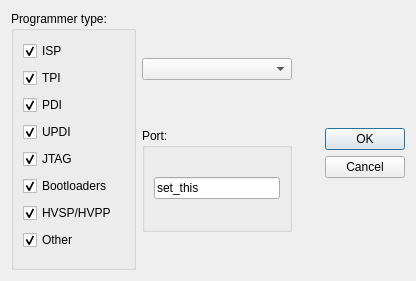
First picture: the form in src/python/programmer.ui, repository avrdudes/avrdude, before the edit.
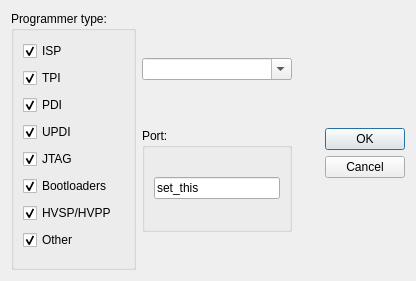
Second picture: the form after the edit.

Commit message:
Allow editing the programmer selection combobox
This offers the same feature as for the device selection: typing
a partial programmer name filters the dropdown list to all
possible matches for a programmer.

```diff
--- a/src/python/programmer.ui
+++ b/src/python/programmer.ui
@@ -158,6 +158,12 @@
        <height>0</height>
       </size>
      </property>
+     <property name="editable">
+      <bool>true</bool>
+     </property>
+     <property name="maxVisibleItems">
+      <number>20</number>
+     </property>
     </widget>
    </item>
    <item row="3" column="2">
```
The commit also changes 1 other file.
